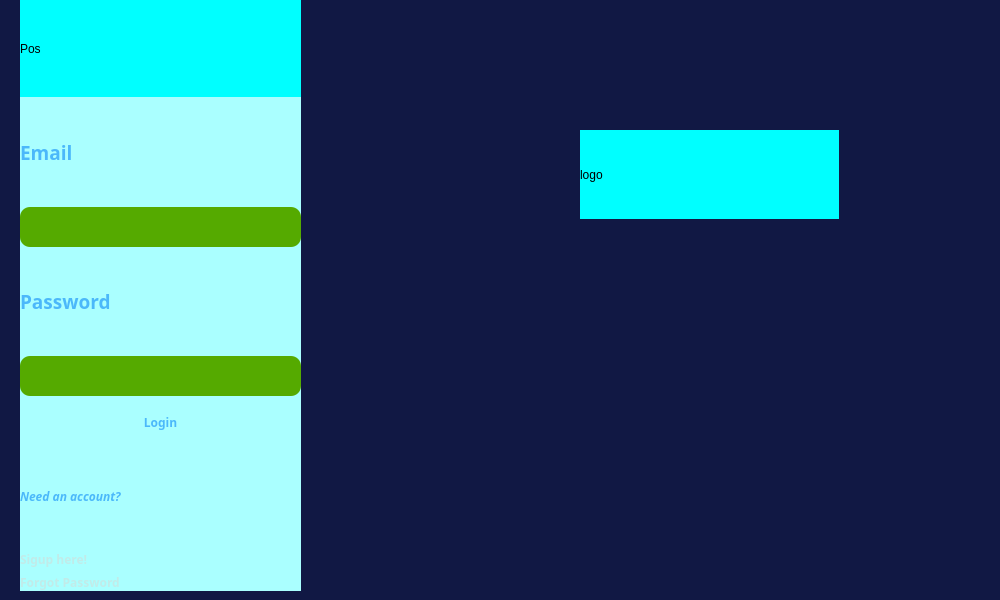
Before: the Qt Designer form ui/login.ui in KietIT-bip-bip/PTA39-SPCK, drawn with Qt 5.
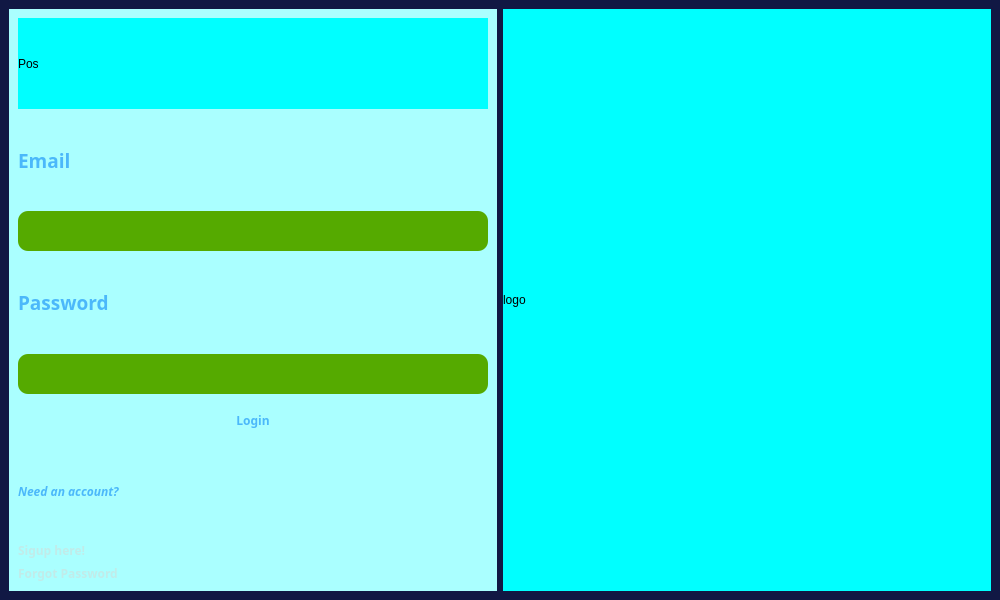
After: the same form once the commit is applied.

What changed in the file:
```diff
--- a/ui/login.ui
+++ b/ui/login.ui
@@ -63,26 +63,9 @@
 }</string>
   </property>
   <widget class="QWidget" name="centralwidget">
-   <widget class="QWidget" name="widget" native="true">
-    <property name="geometry">
-     <rect>
-      <x>11</x>
-      <y>466</y>
-      <width>156</width>
-      <height>65</height>
-     </rect>
-    </property>
-    <layout class="QVBoxLayout" name="verticalLayout"/>
-   </widget>
+   <layout class="QHBoxLayout" name="horizontalLayout" stretch="1,1">
+    <item>
    <widget class="QWidget" name="widget_2" native="true">
-    <property name="geometry">
-     <rect>
-      <x>20</x>
-      <y>0</y>
-      <width>281</width>
-      <height>591</height>
-     </rect>
-    </property>
     <property name="styleSheet">
      <string notr="true">background-color: rgb(170, 255, 255);</string>
     </property>
@@ -210,15 +193,9 @@
      </item>
     </layout>
    </widget>
+    </item>
+    <item>
    <widget class="QLabel" name="label_5">
-    <property name="geometry">
-     <rect>
-      <x>580</x>
-      <y>130</y>
-      <width>259</width>
-      <height>89</height>
-     </rect>
-    </property>
     <property name="minimumSize">
      <size>
       <width>0</width>
@@ -232,6 +209,8 @@
      <string>logo</string>
     </property>
    </widget>
+    </item>
+   </layout>
   </widget>
  </widget>
  <resources/>
```
Lines whose indentation alone changed are shown as unchanged.
